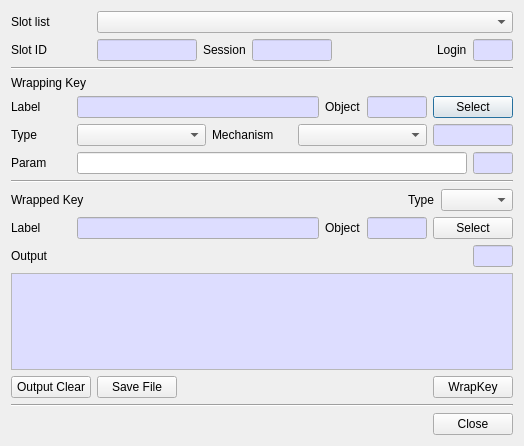
This is CryptokiMan/wrap_key_dlg.ui in jykim74/CryptokiMan as Qt 5 draws it before an edit. The edited form follows.
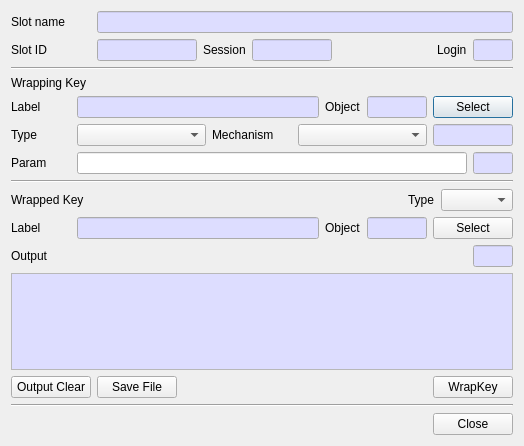
This is the edited form.

Commit message: Slot List 를 모두 Slot Name 변경

```diff
--- a/CryptokiMan/wrap_key_dlg.ui
+++ b/CryptokiMan/wrap_key_dlg.ui
@@ -28,17 +28,41 @@
         </size>
        </property>
        <property name="text">
-        <string>Slot list</string>
+        <string>Slot name</string>
        </property>
       </widget>
      </item>
      <item row="0" column="1">
-      <widget class="QComboBox" name="mSlotsCombo">
-       <property name="sizePolicy">
-        <sizepolicy hsizetype="Preferred" vsizetype="Fixed">
-         <horstretch>1</horstretch>
-         <verstretch>0</verstretch>
-        </sizepolicy>
+      <widget class="QLineEdit" name="mSlotNameText">
+       <property name="palette">
+        <palette>
+         <active>
+          <colorrole role="Base">
+           <brush brushstyle="SolidPattern">
+            <color alpha="255">
+             <red>221</red>
+             <green>221</green>
+             <blue>255</blue>
+            </color>
+           </brush>
+          </colorrole>
+         </active>
+         <inactive>
+          <colorrole role="Base">
+           <brush brushstyle="SolidPattern">
+            <color alpha="255">
+             <red>221</red>
+             <green>221</green>
+             <blue>255</blue>
+            </color>
+           </brush>
+          </colorrole>
+         </inactive>
+         <disabled/>
+        </palette>
+       </property>
+       <property name="readOnly">
+        <bool>true</bool>
        </property>
       </widget>
      </item>
```
Left out of the diff: 1 changed line with no effect on the pictures. The commit also changes 116 other files.
